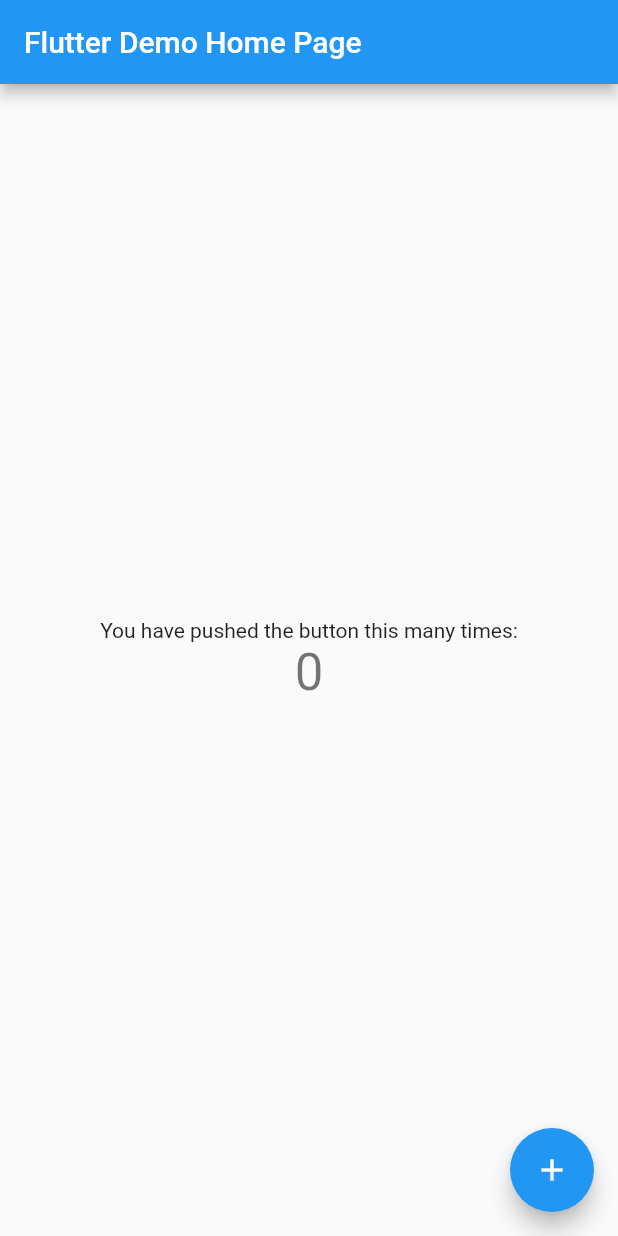
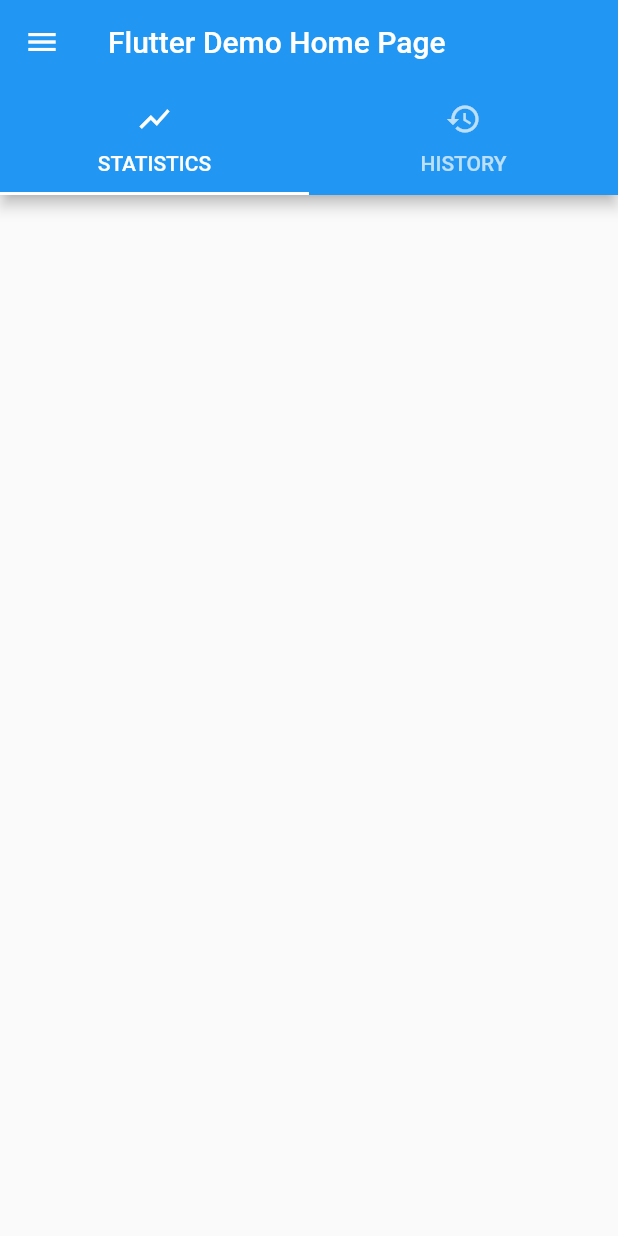
Before and after one commit to EleonorSemevo/uac_concours, a Flutter app: the screen it shows after launch, on a phone screen of 412 x 824 dp. Run offline on Flutter 3.47's test engine with Material 2 defaults, Android fonts, the phone set to English and light mode, and no system bars.

Commit message:
new modif

```diff
--- /dev/null
+++ b/lib/constant/colors.dart
@@ -0,0 +1,3 @@
+import 'package:flutter/material.dart';
+
+final Color themeColor=Colors.green;
--- /dev/null
+++ b/lib/constant/strings.dart
@@ -0,0 +1,2 @@
+const String accueil= "Accueil";
+const String about= "A Propos";
--- a/lib/main.dart
+++ b/lib/main.dart
@@ -1,4 +1,8 @@
 import 'package:flutter/material.dart';
+
+import 'constant/colors.dart';
+import 'constant/strings.dart';
+import 'helper_tools/drawer.dart';
 
 void main() {
   runApp(MyApp());
@@ -33,85 +37,126 @@ class MyApp extends StatelessWidget {
 
 class MyHomePage extends StatefulWidget {
   MyHomePage({Key key, this.title}) : super(key: key);
+  final String title;
 
-  // This widget is the home page of your application. It is stateful, meaning
-  // that it has a State object (defined below) that contains fields that affect
-  // how it looks.
+  Drawer _createDrawer(BuildContext context) {
+    return Drawer(
+      child: ListView(
+        children:<Widget>[
 
-  // This class is the configuration for the state. It holds the values (in this
-  // case the title) provided by the parent (in this case the App widget) and
-  // used by the build method of the State. Fields in a Widget subclass are
-  // always marked "final".
+          DrawerHeader(
+            decoration: BoxDecoration(
+                image: DecorationImage(
+                    image: AssetImage("assets/woo.png"),
+                    fit: BoxFit.fitHeight)),
+            child: Text(" "),
+          ),
+          Divider(
+            height: 64,
+            thickness: 0.5,
+            color: Colors.black.withOpacity(0.5),
+            indent: 32,
+            endIndent: 32,
+          ),
+          ListTile(
+            title: Text(
+              accueil,
+              style: TextStyle(
+                color: themeColor,
+                fontWeight: FontWeight.bold,
+                fontSize: 20,
+              ),
+            ),
+            // subtitle: Text("follow us on facebook"),
+            dense: true,
+            leading: Icon(Icons.star_border,color: themeColor,),
+            onTap: () {
 
-  final String title;
+            },
+          ),
+          SizedBox(height: 16,),
+          ListTile(
+            title: Text(
+              about,
+              style: TextStyle(
+                color: themeColor,
+                fontWeight: FontWeight.bold,
+                fontSize: 20,
+              ),
+            ),
+            // subtitle: Text("follow us on facebook"),
+            dense: true,
+            leading: Icon(Icons.star_border,color: themeColor,),
+            onTap: () {
+
+            },
+          ),
+          SizedBox(height: 16,),
+          Divider(
+            height: 64,
+            thickness: 0.5,
+            color: Colors.black.withOpacity(0.5),
+            indent: 32,
+            endIndent: 32,
+          ),
+        ],
+      ),
+    );
+
+  }
 
   @override
   _MyHomePageState createState() => _MyHomePageState();
 }
 
-class _MyHomePageState extends State<MyHomePage> {
-  int _counter = 0;
+class _MyHomePageState extends State<MyHomePage>with TickerProviderStateMixin {
 
-  void _incrementCounter() {
-    setState(() {
-      // This call to setState tells the Flutter framework that something has
-      // changed in this State, which causes it to rerun the build method below
-      // so that the display can reflect the updated values. If we changed
-      // _counter without calling setState(), then the build method would not be
-      // called again, and so nothing would appear to happen.
-      _counter++;
-    });
+
+
+  TabController _tabController;
+
+  @override
+  void initState() {
+    super.initState();
+    _tabController = new TabController(vsync:this,
+        length: 2);
+
+  }
+
+  @override
+  void dispose() {
+    _tabController.dispose();
+    super.dispose();
   }
 
   @override
   Widget build(BuildContext context) {
-    // This method is rerun every time setState is called, for instance as done
-    // by the _incrementCounter method above.
-    //
-    // The Flutter framework has been optimized to make rerunning build methods
-    // fast, so that you can just rebuild anything that needs updating rather
-    // than having to individually change instances of widgets.
-    return Scaffold(
-      appBar: AppBar(
-        // Here we take the value from the MyHomePage object that was created by
-        // the App.build method, and use it to set our appbar title.
-        title: Text(widget.title),
-      ),
-      body: Center(
-        // Center is a layout widget. It takes a single child and positions it
-        // in the middle of the parent.
-        child: Column(
-          // Column is also a layout widget. It takes a list of children and
-          // arranges them vertically. By default, it sizes itself to fit its
-          // children horizontally, and tries to be as tall as its parent.
-          //
-          // Invoke "debug painting" (press "p" in the console, choose the
-          // "Toggle Debug Paint" action from the Flutter Inspector in Android
-          // Studio, or the "Toggle Debug Paint" command in Visual Studio Code)
-          // to see the wireframe for each widget.
-          //
-          // Column has various properties to control how it sizes itself and
-          // how it positions its children. Here we use mainAxisAlignment to
-          // center the children vertically; the main axis here is the vertical
-          // axis because Columns are vertical (the cross axis would be
-          // horizontal).
-          mainAxisAlignment: MainAxisAlignment.center,
+    return new Scaffold(
+        appBar: new AppBar(
+          title: new Text(widget.title),
+          bottom: new TabBar(
+            tabs: <Tab>[
+              new Tab(
+                text: "STATISTICS",
+                icon: new Icon(Icons.show_chart),
+              ),
+              new Tab(
+                text: "HISTORY",
+                icon: new Icon(Icons.history),
+              ),
+            ],
+            controller: _tabController,
+          ),
+        ),
+        drawer: widget._createDrawer(context),
+        body: new TabBarView(
           children: <Widget>[
-            Text(
-              'You have pushed the button this many times:',
-            ),
-            Text(
-              '$_counter',
-              style: Theme.of(context).textTheme.headline4,
-            ),
+            new Container(),
+            new Container(),
           ],
+          controller: _tabController,
         ),
-      ),
-      floatingActionButton: FloatingActionButton(
-        onPressed: _incrementCounter,
-        tooltip: 'Increment',
-        child: Icon(Icons.add),
-      ), // This trailing comma makes auto-formatting nicer for build methods.
+
     );
-  }
 }
+}
--- a/pubspec.yaml
+++ b/pubspec.yaml
@@ -45,8 +45,8 @@ flutter:
   uses-material-design: true
 
   # To add assets to your application, add an assets section, like this:
-  # assets:
-  #   - images/a_dot_burr.jpeg
+  assets:
+    - assets/woo.png
   #   - images/a_dot_ham.jpeg
 
   # An image asset can refer to one or more resolution-specific "variants", see
```
Also changed, not shown: lib/helper_tools/drawer.dart (added, +73 -0 lines), lib/pages/home.dart (added, +43 -0 lines), pubspec.lock, 2 other files.
